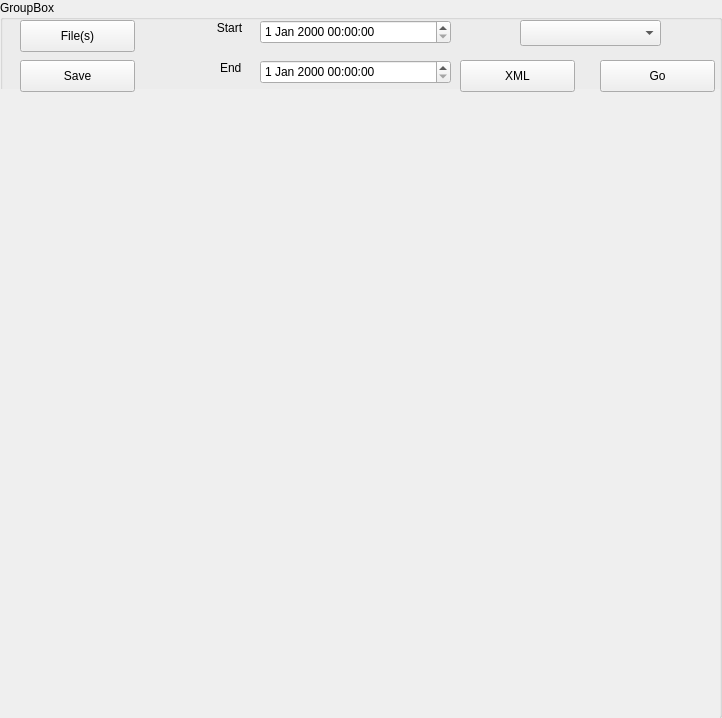
atbd/CLS, file Python/interface/groupbox.ui: the form before one commit.
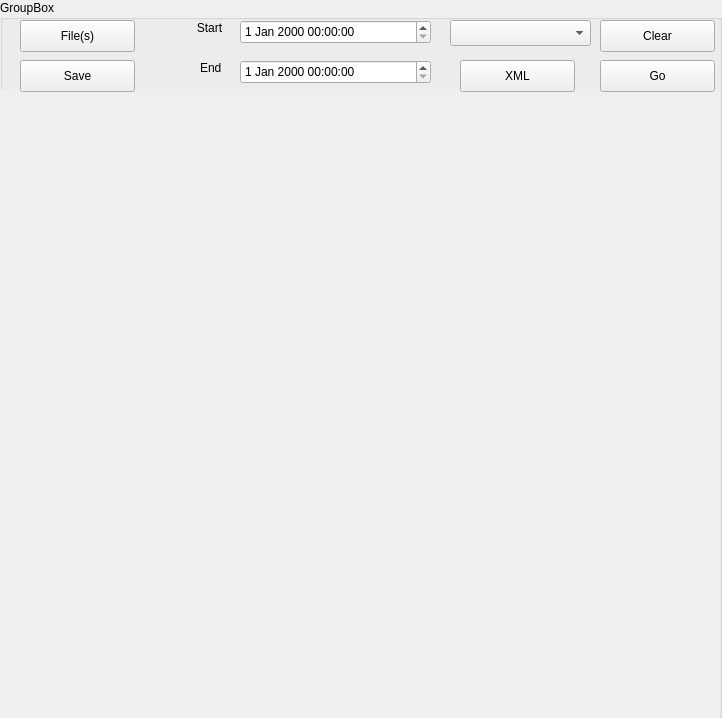
The form after the commit.

Commit message: fonction clear figure

```diff
--- a/Python/interface/groupbox.ui
+++ b/Python/interface/groupbox.ui
@@ -58,7 +58,7 @@
   <widget class="QLabel" name="labelEnd">
    <property name="geometry">
     <rect>
-     <x>220</x>
+     <x>200</x>
      <y>60</y>
      <width>59</width>
      <height>16</height>
@@ -71,7 +71,7 @@
   <widget class="QLabel" name="labelStart">
    <property name="geometry">
     <rect>
-     <x>200</x>
+     <x>180</x>
      <y>20</y>
      <width>59</width>
      <height>16</height>
@@ -87,7 +87,7 @@
   <widget class="QDateTimeEdit" name="dateTimeEditStart">
    <property name="geometry">
     <rect>
-     <x>260</x>
+     <x>240</x>
      <y>20</y>
      <width>191</width>
      <height>24</height>
@@ -97,7 +97,7 @@
   <widget class="QDateTimeEdit" name="dateTimeEditEnd">
    <property name="geometry">
     <rect>
-     <x>260</x>
+     <x>240</x>
      <y>60</y>
      <width>191</width>
      <height>24</height>
@@ -107,7 +107,7 @@
   <widget class="QComboBox" name="comboBox">
    <property name="geometry">
     <rect>
-     <x>520</x>
+     <x>450</x>
      <y>20</y>
      <width>141</width>
      <height>26</height>
@@ -140,6 +140,19 @@
     <string>XML</string>
    </property>
   </widget>
+  <widget class="QPushButton" name="clearButton">
+   <property name="geometry">
+    <rect>
+     <x>600</x>
+     <y>20</y>
+     <width>115</width>
+     <height>32</height>
+    </rect>
+   </property>
+   <property name="text">
+    <string>Clear</string>
+   </property>
+  </widget>
  </widget>
  <resources/>
  <connections/>
```
The commit also changes 2 other files.
